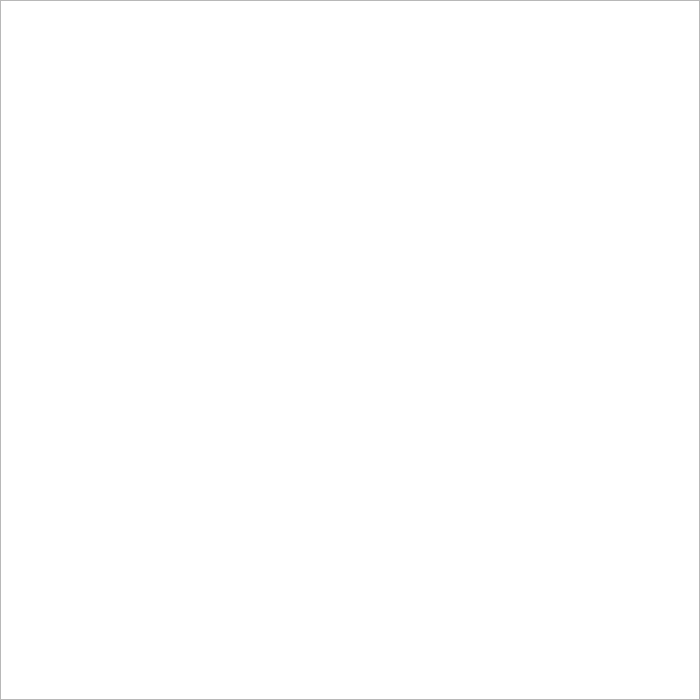
The window that Codificacion/MenuCompra.ui (AmazingJuan/Proyecto-Final) describes before a commit, drawn with Qt 5.
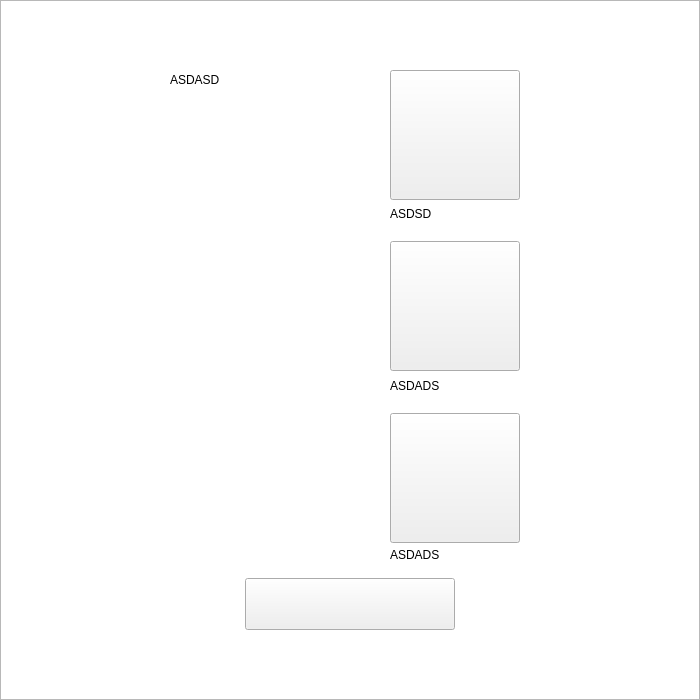
The same window after the commit.

Commit message:
Menu compra y gifs de level ups.
Se implementó el menu de compra y los gifs de cada uno de los niveles del barco, falta implementar que se le quite el dinero cuando suba de nivel.

```diff
--- a/Codificacion/MenuCompra.ui
+++ b/Codificacion/MenuCompra.ui
@@ -23,6 +23,110 @@
     </rect>
    </property>
   </widget>
+  <widget class="QPushButton" name="B_1">
+   <property name="geometry">
+    <rect>
+     <x>390</x>
+     <y>70</y>
+     <width>130</width>
+     <height>130</height>
+    </rect>
+   </property>
+   <property name="text">
+    <string/>
+   </property>
+  </widget>
+  <widget class="QPushButton" name="B_2">
+   <property name="geometry">
+    <rect>
+     <x>390</x>
+     <y>241</y>
+     <width>130</width>
+     <height>130</height>
+    </rect>
+   </property>
+   <property name="text">
+    <string/>
+   </property>
+  </widget>
+  <widget class="QPushButton" name="B_3">
+   <property name="geometry">
+    <rect>
+     <x>390</x>
+     <y>413</y>
+     <width>130</width>
+     <height>130</height>
+    </rect>
+   </property>
+   <property name="text">
+    <string/>
+   </property>
+  </widget>
+  <widget class="QPushButton" name="B_salir">
+   <property name="geometry">
+    <rect>
+     <x>245</x>
+     <y>578</y>
+     <width>210</width>
+     <height>52</height>
+    </rect>
+   </property>
+   <property name="text">
+    <string/>
+   </property>
+  </widget>
+  <widget class="QLabel" name="L_1">
+   <property name="geometry">
+    <rect>
+     <x>390</x>
+     <y>206</y>
+     <width>130</width>
+     <height>16</height>
+    </rect>
+   </property>
+   <property name="text">
+    <string>ASDSD</string>
+   </property>
+  </widget>
+  <widget class="QLabel" name="L_2">
+   <property name="geometry">
+    <rect>
+     <x>390</x>
+     <y>378</y>
+     <width>130</width>
+     <height>16</height>
+    </rect>
+   </property>
+   <property name="text">
+    <string>ASDADS</string>
+   </property>
+  </widget>
+  <widget class="QLabel" name="L_3">
+   <property name="geometry">
+    <rect>
+     <x>390</x>
+     <y>547</y>
+     <width>130</width>
+     <height>16</height>
+    </rect>
+   </property>
+   <property name="text">
+    <string>ASDADS</string>
+   </property>
+  </widget>
+  <widget class="QLabel" name="L_C">
+   <property name="geometry">
+    <rect>
+     <x>170</x>
+     <y>70</y>
+     <width>157</width>
+     <height>20</height>
+    </rect>
+   </property>
+   <property name="text">
+    <string>ASDASD</string>
+   </property>
+  </widget>
  </widget>
  <resources/>
  <connections/>
```
The commit also changes 170 other files.
